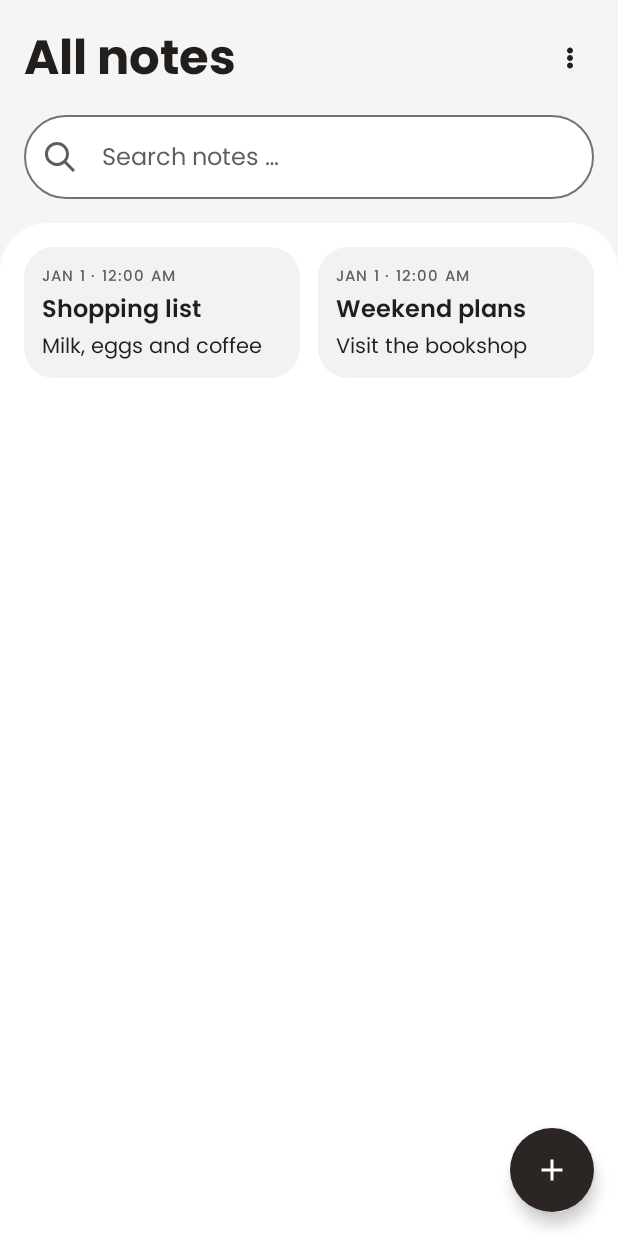
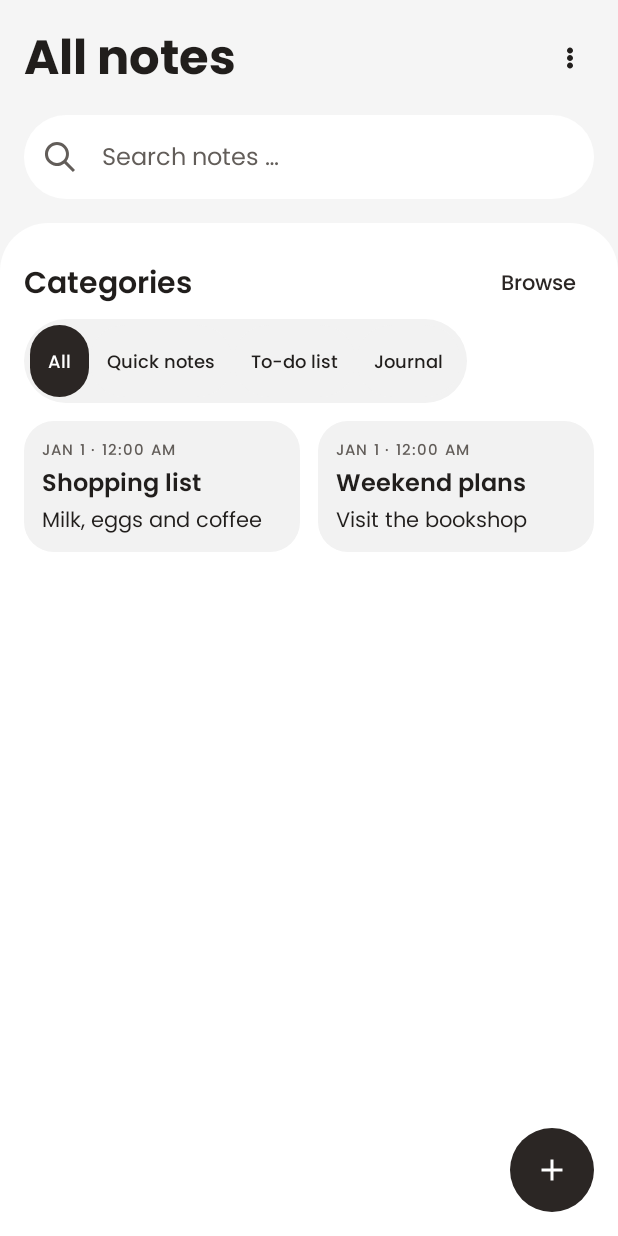
Before and after one commit to rudratheogopgod/web3tasknotesapplication, an Android app built with Jetpack Compose: the @Preview function LightNotesPreview, on a phone screen of 412 x 824 dp. Run offline under Robolectric (Android 15) with nearby library versions, the phone set to English and light mode, and no system bars.

Commit message:
feat(ui): add categories, pinned section and mockup-faithful home design

```diff
--- a/app/src/main/java/com/rudra/web3tasknotesapplication/data/repository/NotesRepository.kt
+++ b/app/src/main/java/com/rudra/web3tasknotesapplication/data/repository/NotesRepository.kt
@@ -25,4 +25,6 @@ interface NotesRepository {
 
     /** Reinserts a deleted note with its original identity and timestamps. */
     suspend fun restore(note: Note): Result<Unit>
+
+    suspend fun togglePin(id: Long): Result<Unit>
 }
--- a/app/src/main/java/com/rudra/web3tasknotesapplication/ui/components/NoteCard.kt
+++ b/app/src/main/java/com/rudra/web3tasknotesapplication/ui/components/NoteCard.kt
@@ -4,7 +4,17 @@ import android.text.format.DateFormat
 import androidx.compose.foundation.combinedClickable
 import androidx.compose.foundation.layout.Box
 import androidx.compose.foundation.layout.Arrangement
+import androidx.compose.material3.Icon
+import androidx.compose.ui.res.painterResource
+import androidx.compose.ui.unit.dp
+import androidx.compose.foundation.layout.Row
+import androidx.compose.foundation.layout.size
 import androidx.compose.material3.DropdownMenu
+import androidx.compose.material3.Icon
+import androidx.compose.ui.res.painterResource
+import androidx.compose.ui.unit.dp
+import androidx.compose.foundation.layout.Row
+import androidx.compose.foundation.layout.size
 import androidx.compose.material3.DropdownMenuItem
 import androidx.compose.runtime.getValue
 import androidx.compose.runtime.setValue
@@ -33,7 +43,7 @@ import java.util.Date
 
 /** Shows the most recent edit and a bounded excerpt without changing the note text. */
 @Composable
-internal fun NoteCard(note: Note, onClick: () -> Unit, onDelete: (() -> Unit)? = null) {
+internal fun NoteCard(note: Note, onClick: () -> Unit, onDelete: (() -> Unit)? = null, onTogglePin: (() -> Unit)? = null) {
     val palette = LocalNoteColors.current
     var menuOpen by remember { mutableStateOf(false) }
     val actionsLabel = stringResource(R.string.note_actions)
@@ -47,8 +57,14 @@ internal fun NoteCard(note: Note, onClick: () -> Unit, onDelete: (() -> Unit)? =
             Column(Modifier.padding(Spacing.Medium), verticalArrangement = Arrangement.spacedBy(Spacing.ExtraSmall)) {
                 Text(noteDateLabel(note.updatedAt), style = MaterialTheme.typography.labelSmall,
                     color = MaterialTheme.colorScheme.onSurfaceVariant)
-                Text(note.title, style = MaterialTheme.typography.titleSmall,
-                    maxLines = 2, overflow = TextOverflow.Ellipsis)
+                Row(horizontalArrangement = Arrangement.spacedBy(Spacing.ExtraSmall)) {
+                    Text(note.title, Modifier.weight(1f), style = MaterialTheme.typography.titleSmall,
+                        maxLines = 2, overflow = TextOverflow.Ellipsis)
+                    if (note.isPinned) {
+                        Icon(painterResource(R.drawable.ic_note_pin), stringResource(R.string.notes_pinned),
+                            modifier = Modifier.size(16.dp))
+                    }
+                }
                 if (note.content.isNotBlank()) {
                     Text(note.content, style = MaterialTheme.typography.bodyMedium,
                         maxLines = 3, overflow = TextOverflow.Ellipsis)
@@ -56,6 +72,10 @@ internal fun NoteCard(note: Note, onClick: () -> Unit, onDelete: (() -> Unit)? =
             }
             if (onDelete != null) {
                 DropdownMenu(expanded = menuOpen, onDismissRequest = { menuOpen = false }) {
+                    if (onTogglePin != null) DropdownMenuItem(
+                        text = { Text(stringResource(if (note.isPinned) R.string.unpin_note else R.string.pin_note)) },
+                        onClick = { menuOpen = false; onTogglePin() },
+                    )
                     DropdownMenuItem(text = { Text(stringResource(R.string.delete_note)) }, onClick = {
                         menuOpen = false
                         onDelete()
--- a/app/src/main/java/com/rudra/web3tasknotesapplication/ui/components/NotesSearchBar.kt
+++ b/app/src/main/java/com/rudra/web3tasknotesapplication/ui/components/NotesSearchBar.kt
@@ -41,6 +41,7 @@ internal fun NotesSearchBar(query: String, onQueryChange: (String) -> Unit, modi
         colors = OutlinedTextFieldDefaults.colors(
             focusedContainerColor = MaterialTheme.colorScheme.surface,
             unfocusedContainerColor = MaterialTheme.colorScheme.surface,
+            unfocusedBorderColor = androidx.compose.ui.graphics.Color.Transparent,
         ),
         singleLine = true,
         keyboardOptions = KeyboardOptions(imeAction = ImeAction.Search),
--- /dev/null
+++ b/app/src/main/java/com/rudra/web3tasknotesapplication/ui/notes/list/CategoryControls.kt
@@ -0,0 +1,79 @@
+package com.rudra.web3tasknotesapplication.ui.notes.list
+
+import androidx.compose.foundation.horizontalScroll
+import androidx.compose.foundation.layout.*
+import androidx.compose.foundation.rememberScrollState
+import androidx.compose.foundation.selection.selectable
+import androidx.compose.foundation.selection.selectableGroup
+import androidx.compose.material3.*
+import androidx.compose.runtime.*
+import androidx.compose.ui.Alignment
+import androidx.compose.ui.Modifier
+import androidx.compose.ui.res.stringResource
+import androidx.compose.ui.semantics.Role
+import androidx.compose.ui.unit.dp
+import com.rudra.web3tasknotesapplication.R
+import com.rudra.web3tasknotesapplication.domain.model.NoteCategory
+import com.rudra.web3tasknotesapplication.ui.theme.NotesShapes
+import com.rudra.web3tasknotesapplication.ui.theme.Spacing
+
+@OptIn(ExperimentalMaterial3Api::class)
+@Composable
+internal fun CategoryControls(
+    selected: NoteCategory?,
+    counts: Map<NoteCategory, Int>,
+    onSelect: (NoteCategory?) -> Unit,
+    browseOpen: Boolean,
+    onBrowseChange: (Boolean) -> Unit,
+) {
+    val options = listOf(null) + NoteCategory.entries
+    Column {
+        Row(Modifier.fillMaxWidth(), verticalAlignment = Alignment.CenterVertically) {
+            Text(stringResource(R.string.notes_categories), Modifier.weight(1f),
+                style = MaterialTheme.typography.titleMedium)
+            TextButton(onClick = { onBrowseChange(true) }) { Text(stringResource(R.string.browse_categories)) }
+        }
+        Surface(shape = NotesShapes.Pill, color = MaterialTheme.colorScheme.surfaceContainerHigh) {
+            Row(Modifier.horizontalScroll(rememberScrollState()).selectableGroup().padding(Spacing.ExtraSmall)) {
+                options.forEach { option ->
+                    val active = option == selected
+                    Surface(
+                        shape = NotesShapes.Pill,
+                        color = if (active) MaterialTheme.colorScheme.primary else MaterialTheme.colorScheme.surfaceContainerHigh,
+                        contentColor = if (active) MaterialTheme.colorScheme.onPrimary else MaterialTheme.colorScheme.onSurface,
+                    ) {
+                        Box(Modifier.selectable(active, role = Role.RadioButton, onClick = { onSelect(option) })
+                            .heightIn(min = 48.dp).padding(horizontal = Spacing.Medium),
+                            contentAlignment = Alignment.Center) {
+                            Text(stringResource(categoryLabel(option)), style = MaterialTheme.typography.labelMedium)
+                        }
+                    }
+                }
+            }
+        }
+    }
+    if (browseOpen) {
+        ModalBottomSheet(onDismissRequest = { onBrowseChange(false) }) {
+            Column(Modifier.padding(bottom = Spacing.Large)) {
+                Text(stringResource(R.string.notes_categories), Modifier.padding(Spacing.Large),
+                    style = MaterialTheme.typography.titleMedium)
+                options.forEach { option ->
+                    ListItem(
+                        trailingContent = { Text((option?.let { counts[it] ?: 0 } ?: counts.values.sum()).toString()) },
+                        modifier = Modifier.selectable(option == selected, role = Role.RadioButton) {
+                            onSelect(option)
+                            onBrowseChange(false)
+                        },
+                    ) { Text(stringResource(categoryLabel(option))) }
+                }
+            }
+        }
+    }
+}
+
+private fun categoryLabel(category: NoteCategory?): Int = when (category) {
+    null -> R.string.category_all
+    NoteCategory.QUICK_NOTE -> R.string.category_quick_notes
+    NoteCategory.TODO_LIST -> R.string.category_todo
+    NoteCategory.JOURNAL -> R.string.category_journal
+}
--- a/app/src/main/java/com/rudra/web3tasknotesapplication/ui/notes/list/NotesListScreen.kt
+++ b/app/src/main/java/com/rudra/web3tasknotesapplication/ui/notes/list/NotesListScreen.kt
@@ -3,7 +3,9 @@ package com.rudra.web3tasknotesapplication.ui.notes.list
 import androidx.compose.foundation.layout.*
 import androidx.compose.foundation.lazy.staggeredgrid.LazyVerticalStaggeredGrid
 import androidx.compose.foundation.lazy.staggeredgrid.StaggeredGridItemSpan
+import androidx.compose.foundation.lazy.staggeredgrid.LazyStaggeredGridScope
 import com.rudra.web3tasknotesapplication.domain.model.Note
+import com.rudra.web3tasknotesapplication.domain.model.NoteCategory
 import androidx.compose.foundation.lazy.staggeredgrid.StaggeredGridCells
 import androidx.compose.foundation.lazy.staggeredgrid.items
 import androidx.compose.foundation.rememberScrollState
@@ -46,7 +48,13 @@ internal fun NotesListScreen(
     recent: List<Note> = emptyList(),
     onSeeAll: (() -> Unit)? = null,
     onBackFromRecent: (() -> Unit)? = null,
+    category: NoteCategory? = null,
+    categoryCounts: Map<NoteCategory, Int> = emptyMap(),
+    onCategoryChange: (NoteCategory?) -> Unit = {},
+    onTogglePin: ((Long) -> Unit)? = null,
 ) {
+    var browseOpen by rememberSaveable { mutableStateOf(false) }
+    val showSections = query.isBlank() && onBackFromRecent == null
     val insets = WindowInsets.safeDrawing.union(WindowInsets.captionBar)
     Scaffold(
         containerColor = MaterialTheme.colorScheme.background,
@@ -56,6 +64,7 @@ internal fun NotesListScreen(
             if (onBackFromRecent == null) FloatingActionButton(
                 onClick = onCreateNote,
                 shape = NotesShapes.Pill,
+                elevation = FloatingActionButtonDefaults.elevation(0.dp, 0.dp, 0.dp, 0.dp),
                 containerColor = MaterialTheme.colorScheme.primary,
                 contentColor = MaterialTheme.colorScheme.onPrimary,
             ) {
@@ -84,6 +93,11 @@ internal fun NotesListScreen(
                     state, onCreateNote, onOpenNote, onRequestDelete, { onQueryChange("") },
                     recent = if (query.isBlank()) recent else emptyList(), onSeeAll = onSeeAll,
                     recentOnly = onBackFromRecent != null,
+                    showSections = showSections, onTogglePin = onTogglePin,
+                    categoryControls = {
+                        CategoryControls(category, categoryCounts, onCategoryChange,
+                            browseOpen, { browseOpen = it })
+                    },
                 )
             }
         }
@@ -100,6 +114,9 @@ private fun NotesListContent(
     recent: List<Note>,
     onSeeAll: (() -> Unit)?,
     recentOnly: Boolean,
+    showSections: Boolean,
+    onTogglePin: ((Long) -> Unit)?,
+    categoryControls: @Composable () -> Unit,
 ) {
     when (state) {
         NotesListUiState.Loading -> Box(Modifier.fillMaxSize(), contentAlignment = Alignment.Center) {
@@ -125,14 +142,43 @@ private fun NotesListContent(
         ) {
             if (recent.isNotEmpty() && onSeeAll != null) {
                 item(key = "recently-added", span = StaggeredGridItemSpan.FullLine) {
-                    RecentlyAddedRow(recent, onOpenNote, onSeeAll, onRequestDelete)
+                    RecentlyAddedRow(recent, onOpenNote, onSeeAll, onRequestDelete, onTogglePin)
                 }
             }
-            items(state.notes, key = { it.id }) { note ->
-                NoteCard(note = note, onClick = { onOpenNote(note.id) },
-                    onDelete = onRequestDelete?.let { request -> { request(note.id) } })
+            if (showSections) {
+                item(key = "categories", span = StaggeredGridItemSpan.FullLine) { categoryControls() }
             }
+            val pinned = if (showSections) state.notes.filter(Note::isPinned) else emptyList()
+            val remaining = if (showSections) state.notes.filterNot(Note::isPinned) else state.notes
+            if (pinned.isNotEmpty()) {
+                item(key = "pinned", span = StaggeredGridItemSpan.FullLine) {
+                    Text(stringResource(R.string.notes_pinned), style = MaterialTheme.typography.titleMedium)
+                }
+            }
+            if (state.notes.isEmpty()) {
+                item(key = "category-empty", span = StaggeredGridItemSpan.FullLine) {
+                    Text(stringResource(R.string.category_empty), Modifier.padding(vertical = Spacing.Medium))
+                }
+            }
+            noteItems(pinned, onOpenNote, onRequestDelete, onTogglePin)
+            if (pinned.isNotEmpty() && remaining.isNotEmpty()) {
+                item(key = "pinned-end", span = StaggeredGridItemSpan.FullLine) { Spacer(Modifier.height(1.dp)) }
+            }
+            noteItems(remaining, onOpenNote, onRequestDelete, onTogglePin)
         }
+    }
+}
+
+private fun LazyStaggeredGridScope.noteItems(
+    notes: List<Note>,
+    onOpenNote: (Long) -> Unit,
+    onRequestDelete: ((Long) -> Unit)?,
+    onTogglePin: ((Long) -> Unit)?,
+) {
+    items(notes, key = { it.id }) { note ->
+        NoteCard(note = note, onClick = { onOpenNote(note.id) },
+            onDelete = onRequestDelete?.let { request -> { request(note.id) } },
+            onTogglePin = onTogglePin?.let { toggle -> { toggle(note.id) } })
     }
 }
 
--- a/app/src/main/java/com/rudra/web3tasknotesapplication/ui/notes/list/RecentlyAddedRow.kt
+++ b/app/src/main/java/com/rudra/web3tasknotesapplication/ui/notes/list/RecentlyAddedRow.kt
@@ -30,6 +30,7 @@ internal fun RecentlyAddedRow(
     onOpenNote: (Long) -> Unit,
     onSeeAll: () -> Unit,
     onRequestDelete: ((Long) -> Unit)?,
+    onTogglePin: ((Long) -> Unit)?,
 ) {
     Column(verticalArrangement = Arrangement.spacedBy(Spacing.Small)) {
         Row(Modifier.fillMaxWidth(), verticalAlignment = Alignment.CenterVertically) {
@@ -41,7 +42,8 @@ internal fun RecentlyAddedRow(
             items(notes, key = { it.id }) { note ->
                 Box(Modifier.width(160.dp)) {
                     NoteCard(note, onClick = { onOpenNote(note.id) },
-                        onDelete = onRequestDelete?.let { request -> { request(note.id) } })
+                        onDelete = onRequestDelete?.let { request -> { request(note.id) } },
+                        onTogglePin = onTogglePin?.let { toggle -> { toggle(note.id) } })
                 }
             }
         }
--- a/app/src/main/res/values/strings.xml
+++ b/app/src/main/res/values/strings.xml
@@ -52,4 +52,10 @@
     <string name="note_color_sand">Sand</string>
     <string name="note_color_mint">Mint</string>
     <string name="note_color_lavender">Lavender</string>
+    <string name="notes_categories">Categories</string>
+    <string name="browse_categories">Browse</string>
+    <string name="category_all">All</string>
+    <string name="notes_pinned">Pinned</string>
+    <string name="category_empty">No notes in this category</string>
+    <string name="note_pin_failed">Couldn’t change pin status.</string>
 </resources>
```
Also changed, not shown: app/src/main/java/com/rudra/web3tasknotesapplication/data/repository/NotesRepositoryImpl.kt (+9 -0 lines), app/src/main/java/com/rudra/web3tasknotesapplication/ui/notes/list/NotesListRoute.kt (+11 -2 lines), app/src/main/java/com/rudra/web3tasknotesapplication/ui/notes/list/NotesListViewModel.kt (+25 -0 lines), 3 other files.
